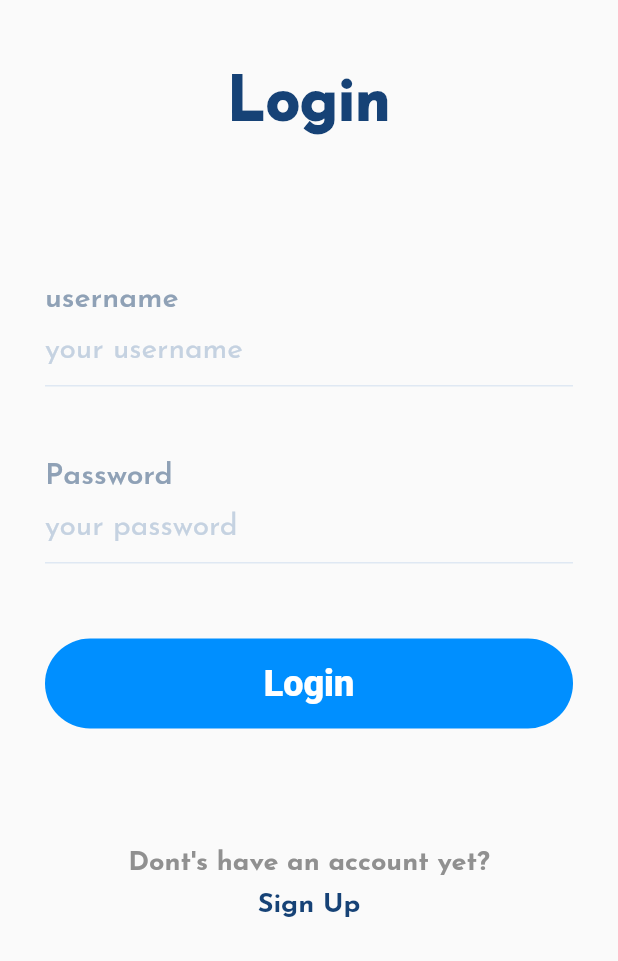
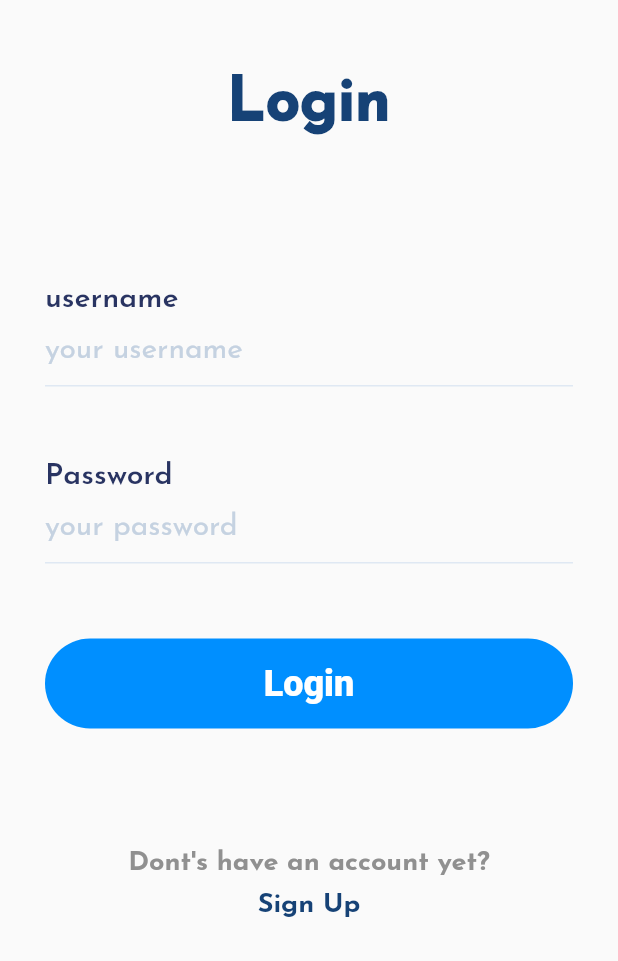
Before and after one commit to WenhaoLu-hub/SEPT_TEAM_BASH_PROJECT, a Flutter app: the screen it shows after launch, after a tap on "LOGIN", on a phone screen of 412 x 824 dp, the part 275-1236 px from its top. Run offline on Flutter 3.47's test engine with Material 2 defaults, Android fonts, the light colour scheme and no system bars; our stand-ins replace google_fonts.

Commit message:
update the text label color

```diff
--- a/flutter_frontend/lib/Screens/login/login.dart
+++ b/flutter_frontend/lib/Screens/login/login.dart
@@ -11,9 +11,12 @@ class Login extends StatelessWidget {
     Size size = MediaQuery.of(context).size;
 
     return Scaffold(
-        body: SizedBox(width: double.infinity,
+        body: SizedBox(
+      width: double.infinity,
       child: Padding(
-          padding: const EdgeInsets.symmetric(horizontal: 30, ),
+        padding: const EdgeInsets.symmetric(
+          horizontal: 30,
+        ),
         child: Column(
           // mainAxisAlignment: MainAxisAlignment.,
           children: [
@@ -40,15 +43,16 @@ class Login extends StatelessWidget {
             const SizedBox(
               height: 80,
             ),
-        _signUpLabel("Dont's have an account yet?",const Color(0xff909090)),
+            _signUpLabel(
+                "Dont's have an account yet?", const Color(0xff909090)),
             const SizedBox(
               height: 10,
             ),
-        _signUpLabel("Sign Up",const Color(0xff164276)),
+            _signUpLabel("Sign Up", const Color(0xff164276)),
           ],
         ),
-        ),)
-    );
+      ),
+    ));
   }
 }
 
@@ -93,7 +97,7 @@ Widget _labelTextInput(String label, String hintText, bool isPassword) {
         label,
         style: GoogleFonts.josefinSans(
             textStyle: const TextStyle(
-                color: Color(0xff8fa1b6),
+                color: Color(0xff293462),
                 fontWeight: FontWeight.w600,
                 fontSize: 20)),
       ),
```
Also changed, not shown: 40 other files. Lines whose indentation alone changed are shown as unchanged.
